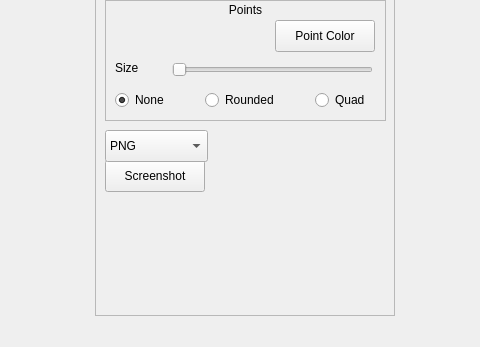
Qt form src/mainwindow.ui (vgefanov/3DViewer-v1.0) before a commit; both pictures show x 224 to 704 and y 658 to 1005 of the 938 by 1005 pixel window.
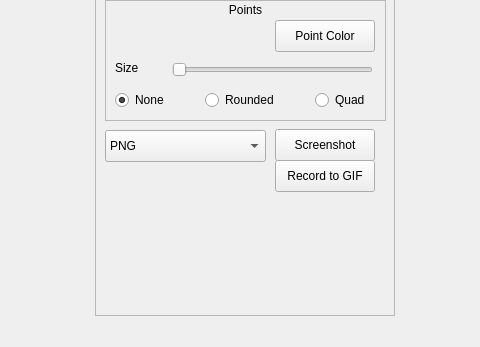
The same form after that commit.

Diff of the .ui file:
```diff
--- a/src/mainwindow.ui
+++ b/src/mainwindow.ui
@@ -851,8 +851,8 @@
       <widget class="QPushButton" name="screenshotButton">
        <property name="geometry">
         <rect>
-         <x>10</x>
-         <y>790</y>
+         <x>180</x>
+         <y>759</y>
          <width>100</width>
          <height>32</height>
         </rect>
@@ -866,7 +866,7 @@
         <rect>
          <x>10</x>
          <y>760</y>
-         <width>103</width>
+         <width>161</width>
          <height>32</height>
         </rect>
        </property>
@@ -886,6 +886,19 @@
         </property>
        </item>
       </widget>
+      <widget class="QPushButton" name="recordButton">
+       <property name="geometry">
+        <rect>
+         <x>180</x>
+         <y>790</y>
+         <width>100</width>
+         <height>32</height>
+        </rect>
+       </property>
+       <property name="text">
+        <string>Record to GIF</string>
+       </property>
+      </widget>
      </widget>
     </item>
    </layout>
```
